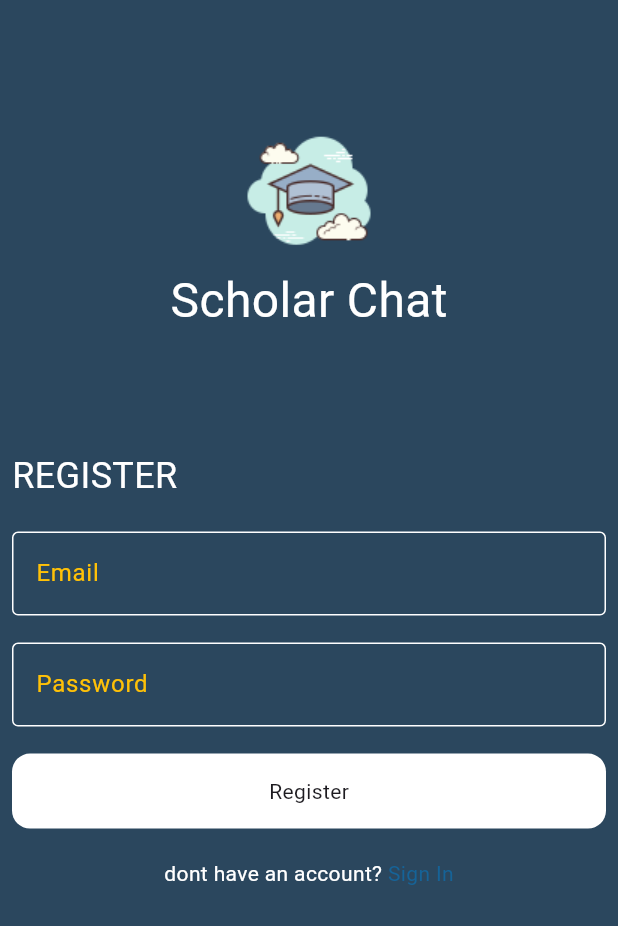
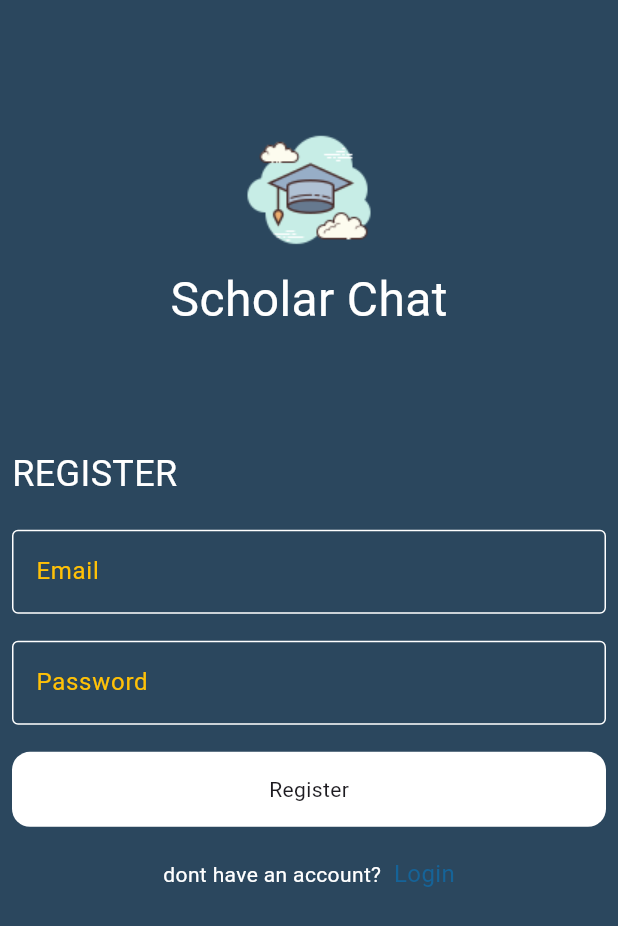
Before and after one commit to abdallahelghobary/Chat-App, a Flutter app: the screen it shows after launch, after a tap on "Register", on a phone screen of 412 x 824 dp. Shown: the top 926 px of the screen. Run offline on Flutter 3.47's test engine with Material 3 defaults, Android fonts, the phone set to English and light mode, and no system bars; Roboto replaces fonts that are missing (pacifico).

```diff
--- a/lib/main.dart
+++ b/lib/main.dart
@@ -1,29 +1,22 @@
-
-
-
 import 'package:chat_app/pages/login_page.dart';
+import 'package:chat_app/pages/regester_page.dart';
 import 'package:flutter/material.dart';
 
-void main()
-{
+void main() {
   runApp(ChatApp());
 }
 
-class  ChatApp extends StatelessWidget
-{
-
+class ChatApp extends StatelessWidget {
   const ChatApp({super.key});
 
-
   @override
- Widget build(BuildContext context)
- {
+  Widget build(BuildContext context) {
     return MaterialApp(
       debugShowCheckedModeBanner: false,
-    home: Scaffold(
-
-      body: LoginPage(),
-    ),
+      routes: {'LoginPage': (context) => LoginPage(),
+      'RegisterPage':(context) => RegisterPage(),
+      },
+      initialRoute: 'LoginPage',
     );
   }
 }
--- a/lib/pages/login_page.dart
+++ b/lib/pages/login_page.dart
@@ -1,4 +1,3 @@
-import 'package:chat_app/pages/regester_page.dart';
 import 'package:chat_app/widget/custom_button.dart';
 import 'package:chat_app/widget/custom_input_text.dart';
 import 'package:flutter/material.dart';
@@ -29,7 +28,7 @@ class LoginPage extends StatelessWidget {
             Row(
               children: [
                 Text(
-                  'Sign In',
+                  'LOGIN',
                   style: TextStyle(
                     fontSize: 24,
                     fontFamily: 'pacifico',
@@ -45,7 +44,7 @@ class LoginPage extends StatelessWidget {
             CustomInputText(hientText: 'Password'),
             const SizedBox(height: 18),
 
-            CustomButton(title: 'Login',),
+            CustomButton(title: 'Login'),
             const SizedBox(height: 20),
 
             Row(
@@ -58,14 +57,7 @@ class LoginPage extends StatelessWidget {
 
                 GestureDetector(
                   onTap: () {
-                    Navigator.push(
-                      context,
-                      MaterialPageRoute(
-                        builder: (context) {
-                          return RegesterPage();
-                        },
-                      ),
-                    );
+                    Navigator.pushNamed(context, 'RegisterPage');
                   },
 
                   child: Text(
--- a/lib/pages/regester_page.dart
+++ b/lib/pages/regester_page.dart
@@ -1,10 +1,9 @@
-import 'package:chat_app/pages/login_page.dart';
 import 'package:chat_app/widget/custom_button.dart';
 import 'package:chat_app/widget/custom_input_text.dart';
 import 'package:flutter/material.dart';
 
-class RegesterPage extends StatelessWidget {
-  const RegesterPage({super.key});
+class RegisterPage extends StatelessWidget {
+  const RegisterPage({super.key});
   @override
   Widget build(BuildContext context) {
     return Scaffold(
@@ -57,18 +56,14 @@ class RegesterPage extends StatelessWidget {
                 ),
 
                 GestureDetector(
-
-                   onTap: () {
-                    Navigator.pop(
-                      context,
-                      MaterialPageRoute(
-                        builder: (context) {
-                          return LoginPage();
-                        },
-                      ),
-                    );
+                  onTap: () {
+                    Navigator.pop(context);
                   },
-                  child: Text(' Sign In', style: TextStyle(color: Color(0xff156398)))),
+                  child: Text(
+                    '  Login',
+                    style: TextStyle(color: Color(0xff156398),fontSize: 16),
+                  ),
+                ),
               ],
             ),
             Spacer(flex: 3),
```
Lines whose indentation alone changed are shown as unchanged.
